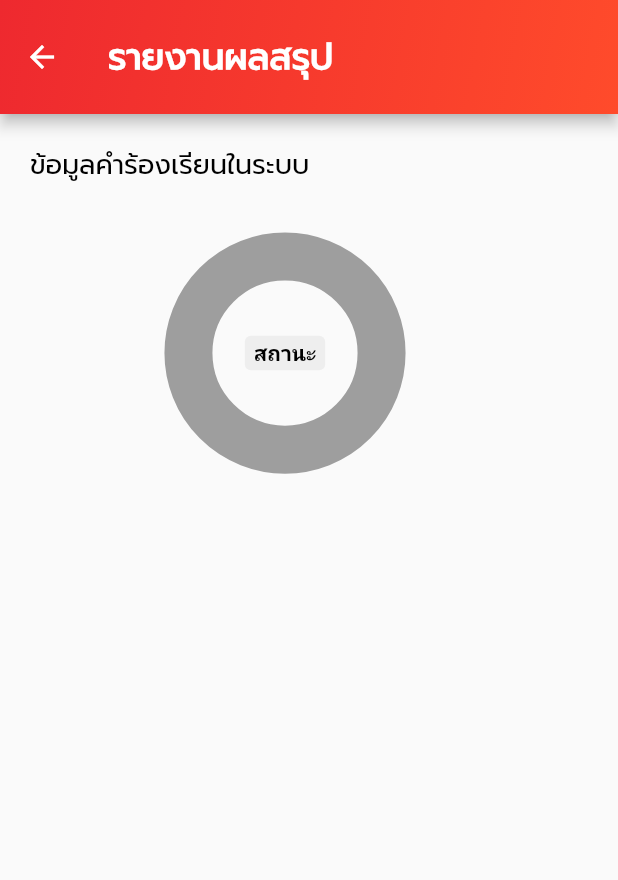
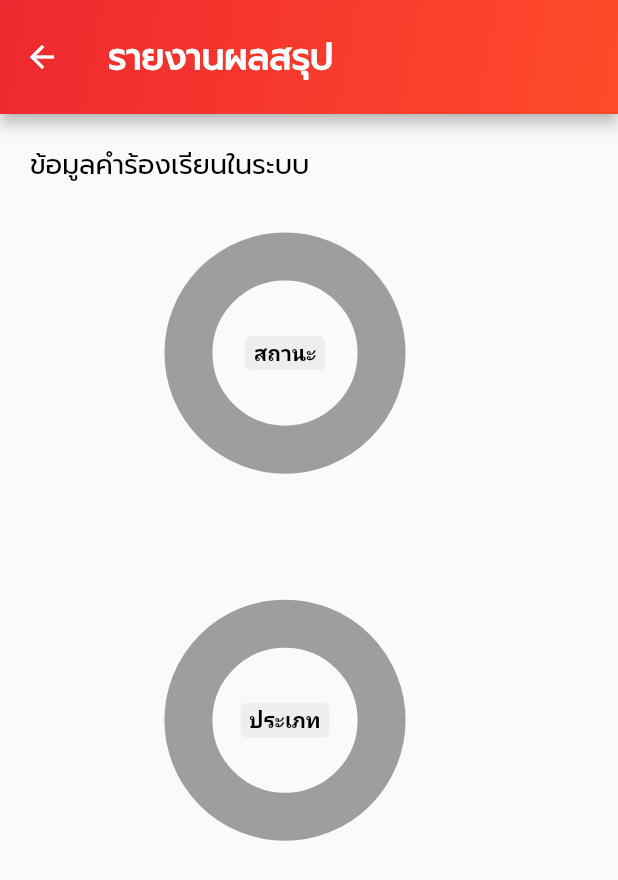
Before and after one commit to NutteeCh/SiamUApp, a Flutter app: the AdminDashboardScreen screen opened by its route, on a phone screen of 412 x 824 dp. Shown: the top 880 px of the screen. Run offline on Flutter 3.47's test engine with Material 2 defaults, Android fonts, the phone set to English and light mode, and no system bars; drawn by our look-alikes of pie_chart; our stand-ins replace carousel_slider, cloud_firestore, firebase_auth, firebase_core, firebase_storage, image_picker; accounts and stored records are empty.

Commit message:
update pie chart type

```diff
--- a/lib/screens/admin_dashboard_screen.dart
+++ b/lib/screens/admin_dashboard_screen.dart
@@ -17,7 +17,6 @@ class _AdminDashboardScreenState extends State<AdminDashboardScreen> {
   int key1 = 0;
   int key2 = 0;
   late List<Report> _report = [];
-  late List<Report> _type = [];
 
   Map<String, double> getStatusData() {
     Map<String, double> statusMap = {};
@@ -42,6 +41,7 @@ class _AdminDashboardScreenState extends State<AdminDashboardScreen> {
         typeMap.update(item.Type, (int) => typeMap[item.Type]! + 1);
         // test[item.category] = test[item.category]! + 1;
       }
+      // print(statusMap);
     }
     return typeMap;
   }
@@ -52,9 +52,21 @@ class _AdminDashboardScreenState extends State<AdminDashboardScreen> {
     SiamColors.yellow,
   ];
 
+  List<Color> colorList2 = [
+    Color(0xFFEE2988),
+    Color(0xFFEE292F),
+    Color(0xFFFC6020),
+    Color(0xFFFFD600),
+    Color(0xFF2DEE29),
+    Color(0xFF29D6EE),
+    Color(0xFF2D29EE),
+    Color(0xFFA329EE),
+    Color(0xFFFF00E5),
+    Color(0xFFC77700),
+  ];
+
   Widget pieChartExampleOne() {
     return PieChart(
-      key: ValueKey(key1),
       dataMap: getStatusData(),
       initialAngleInDegree: 0,
       animationDuration: Duration(milliseconds: 1000),
@@ -83,10 +95,43 @@ class _AdminDashboardScreenState extends State<AdminDashboardScreen> {
     );
   }
 
+  Widget pieChartExampleTwo(){
+    return PieChart(
+          key: ValueKey(key2),
+          dataMap: getTypeData(),
+          initialAngleInDegree: 0,
+          animationDuration: Duration(milliseconds: 1000),
+          chartType: ChartType.ring,
+          chartRadius: MediaQuery.of(context).size.width / 3.2,
+          ringStrokeWidth: 32,
+          colorList: colorList2,
+          chartLegendSpacing: 32,
+          chartValuesOptions: const ChartValuesOptions(
+              showChartValuesOutside: true,
+              showChartValuesInPercentage: true,
+              showChartValueBackground: true,
+              showChartValues: true,
+              chartValueStyle:
+                  TextStyle(fontWeight: FontWeight.bold, color: Colors.black)),
+          centerText: 'ประเภท',
+          legendOptions: const LegendOptions(
+              showLegendsInRow: false,
+              showLegends: true,
+              legendShape: BoxShape.rectangle,
+              legendPosition: LegendPosition.right,
+              legendTextStyle: TextStyle(
+                fontWeight: FontWeight.bold,
+                color: Colors.black,
+              )),
+        );
+  }
+
   @override
   Widget build(BuildContext context) {
-    final Stream<QuerySnapshot> expStream =
-        FirebaseFirestore.instance.collection('report_form').snapshots();
+    Stream<QuerySnapshot> expStream =
+        FirebaseFirestore.instance.collection('report_form')
+        .orderBy('Type', descending: false)
+        .snapshots();
 
     void getExpfromSnapshot(snapshot) {
       if (snapshot.docs.isNotEmpty) {
@@ -151,7 +196,16 @@ class _AdminDashboardScreenState extends State<AdminDashboardScreen> {
                   final data = snapshot.requireData;
                   // print("Data: $data");
                   getExpfromSnapshot(data);
-                  return pieChartExampleOne();
+                  return
+                  Column(
+                    children: [
+                      pieChartExampleOne(),
+                      Container(
+                        height: 100,
+                      ),
+                      pieChartExampleTwo()
+                    ],
+                  );
                 },
               ),
             ),
```
Also changed, not shown: pubspec.lock.
